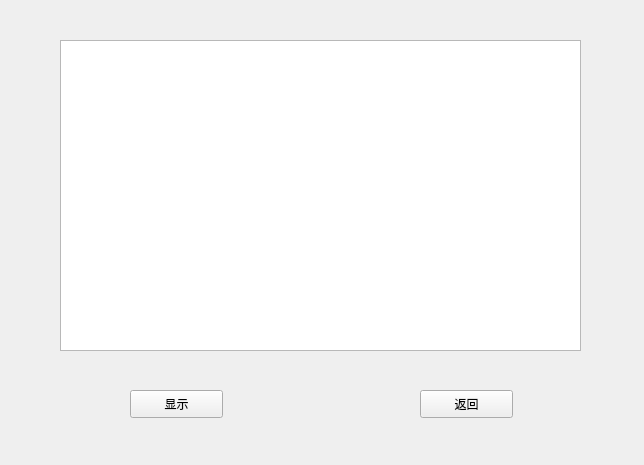
The window that orderdetails.ui (ZhangFirst1/Orderer) describes before a commit, drawn with Qt 5.
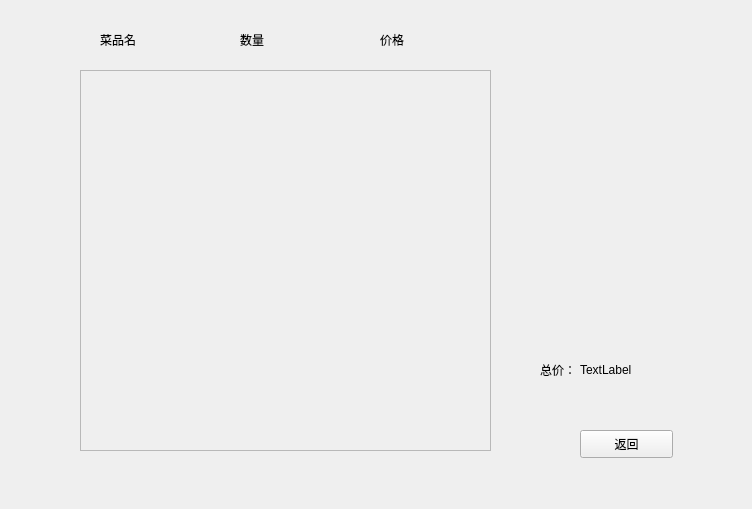
The same window after the commit.

Diff of the .ui file:
```diff
--- a/orderdetails.ui
+++ b/orderdetails.ui
@@ -6,41 +6,18 @@
    <rect>
     <x>0</x>
     <y>0</y>
-    <width>644</width>
-    <height>465</height>
+    <width>752</width>
+    <height>509</height>
    </rect>
   </property>
   <property name="windowTitle">
    <string>Form</string>
   </property>
-  <widget class="QTableView" name="tableView">
-   <property name="geometry">
-    <rect>
-     <x>60</x>
-     <y>40</y>
-     <width>521</width>
-     <height>311</height>
-    </rect>
-   </property>
-  </widget>
-  <widget class="QPushButton" name="odshowButton">
-   <property name="geometry">
-    <rect>
-     <x>130</x>
-     <y>390</y>
-     <width>93</width>
-     <height>28</height>
-    </rect>
-   </property>
-   <property name="text">
-    <string>显示</string>
-   </property>
-  </widget>
   <widget class="QPushButton" name="odreturnButton">
    <property name="geometry">
     <rect>
-     <x>420</x>
-     <y>390</y>
+     <x>580</x>
+     <y>430</y>
      <width>93</width>
      <height>28</height>
     </rect>
@@ -49,6 +26,94 @@
     <string>返回</string>
    </property>
   </widget>
+  <widget class="QLabel" name="label_2">
+   <property name="geometry">
+    <rect>
+     <x>240</x>
+     <y>30</y>
+     <width>69</width>
+     <height>19</height>
+    </rect>
+   </property>
+   <property name="text">
+    <string>数量</string>
+   </property>
+  </widget>
+  <widget class="QLabel" name="label">
+   <property name="geometry">
+    <rect>
+     <x>100</x>
+     <y>30</y>
+     <width>69</width>
+     <height>19</height>
+    </rect>
+   </property>
+   <property name="text">
+    <string>菜品名</string>
+   </property>
+  </widget>
+  <widget class="QScrollArea" name="scrollArea">
+   <property name="geometry">
+    <rect>
+     <x>80</x>
+     <y>70</y>
+     <width>411</width>
+     <height>381</height>
+    </rect>
+   </property>
+   <property name="widgetResizable">
+    <bool>true</bool>
+   </property>
+   <widget class="QWidget" name="scrollAreaWidgetContents">
+    <property name="geometry">
+     <rect>
+      <x>0</x>
+      <y>0</y>
+      <width>409</width>
+      <height>379</height>
+     </rect>
+    </property>
+   </widget>
+  </widget>
+  <widget class="QLabel" name="label_3">
+   <property name="geometry">
+    <rect>
+     <x>380</x>
+     <y>30</y>
+     <width>69</width>
+     <height>19</height>
+    </rect>
+   </property>
+   <property name="text">
+    <string>价格</string>
+   </property>
+  </widget>
+  <widget class="QLabel" name="label_4">
+   <property name="geometry">
+    <rect>
+     <x>540</x>
+     <y>360</y>
+     <width>69</width>
+     <height>19</height>
+    </rect>
+   </property>
+   <property name="text">
+    <string>总价：</string>
+   </property>
+  </widget>
+  <widget class="QLabel" name="label_price">
+   <property name="geometry">
+    <rect>
+     <x>580</x>
+     <y>360</y>
+     <width>69</width>
+     <height>19</height>
+    </rect>
+   </property>
+   <property name="text">
+    <string>TextLabel</string>
+   </property>
+  </widget>
  </widget>
  <resources/>
  <connections/>
```
